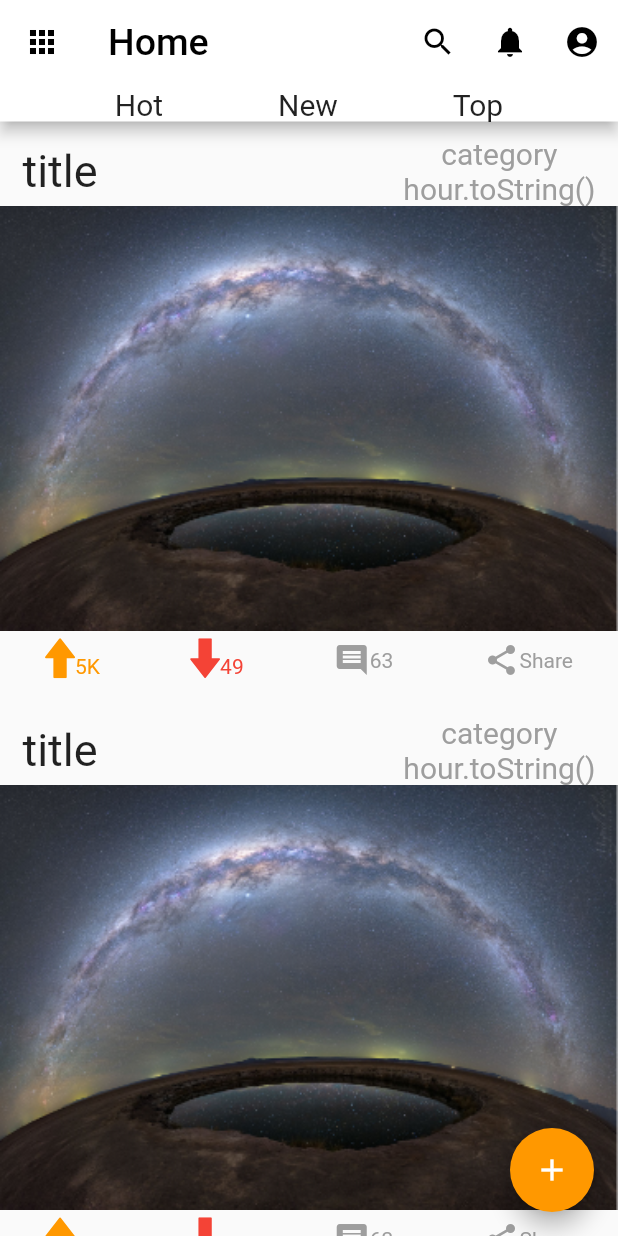
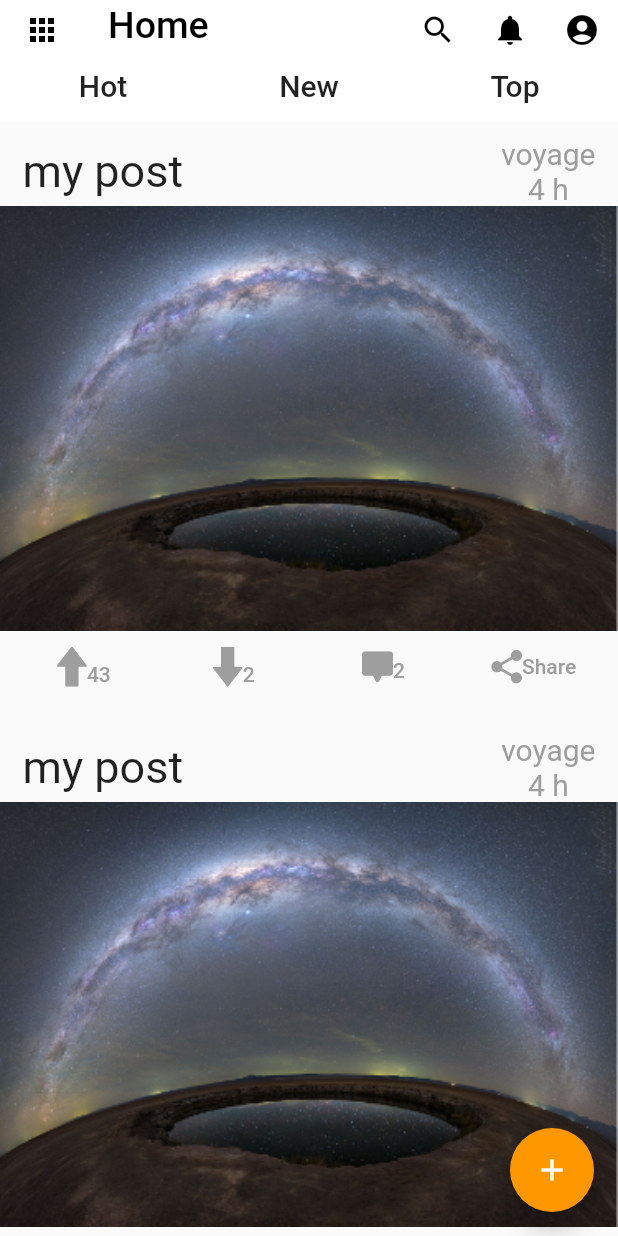
Before and after one commit to TeamInspireMe/InspireMe-Cli, a Flutter app: the Home screen opened directly, on a phone screen of 412 x 824 dp. Run offline on Flutter 3.47's test engine with Material 2 defaults, Android fonts, the phone set to English and light mode, and no system bars; our stand-ins replace flutter_svg.

Commit message:
front for like/dislike buttons

```diff
--- a/inspire_me/lib/category.dart
+++ b/inspire_me/lib/category.dart
@@ -1,22 +1,29 @@
+import 'package:flutter/foundation.dart';
 import 'package:flutter/material.dart';
+class Category extends StatefulWidget {
+  String name;
+  Category({this.name});
 
-class Category extends StatefulWidget {
   @override
   _CategoryState createState() => _CategoryState();
 }
 
 class _CategoryState extends State<Category> {
   bool pressed = false;
-  String name;
-  @override
   Widget build(BuildContext context) {
-    return GestureDetector(
-      onTap: () {
-        print(name);
-      },
-      child: Text(
-        name,
-        style: TextStyle(fontSize: 20),
-      ));
+    return FlatButton(
+        color:  pressed ?Colors.red:null,
+        onPressed: () {
+          print('${widget.name}');
+          if(pressed==false){
+            pressed = true;
+          }else if(pressed == true){
+              pressed = false;
+          }
+        },
+        child: Text(
+          '${widget.name}',
+          style: TextStyle(fontSize: 20),
+        ));
   }
 }
--- a/inspire_me/lib/home.dart
+++ b/inspire_me/lib/home.dart
@@ -2,82 +2,88 @@ import 'package:flutter/material.dart';
 import './category.dart';
 import './post.dart';
 
-class Home extends StatelessWidget{
+class Home extends StatefulWidget {
+  @override
+  _HomeState createState() => _HomeState();
+}
+
+class _HomeState extends State<Home> {
   @override
   Widget build(BuildContext context) {
     return Scaffold(
       appBar: AppBar(
-        leading:  IconButton(
+        leading: IconButton(
           icon: const Icon(Icons.apps),
           //tooltip: 'Next page',
-          onPressed: () {
-
-          },
+          onPressed: () {},
           color: Colors.black,
         ),
-        title: Text(
-          'Home',
-          style: TextStyle(color: Colors.black, fontSize: 25)
-          ),
+        title:
+            Text('Home', style: TextStyle(color: Colors.black, fontSize: 25)),
         actions: <Widget>[
           IconButton(
             icon: const Icon(Icons.search),
             //tooltip: 'Next page',
-          onPressed: () {
-
-          },
+            onPressed: () {},
             color: Colors.black,
-        ),IconButton(
+          ),
+          IconButton(
             icon: const Icon(Icons.notifications),
             //tooltip: 'Next page',
-          onPressed: () {
-
-          },
+            onPressed: () {},
             color: Colors.black,
           ),
           IconButton(
             icon: const Icon(Icons.account_circle),
             //tooltip: 'Next page',
-          onPressed: () {
-
-          },
+            onPressed: () {},
             color: Colors.black,
           ),
-
         ],
         backgroundColor: Colors.white,
         bottom: PreferredSize(
             child: Row(
               mainAxisAlignment: MainAxisAlignment.spaceEvenly,
               children: <Widget>[
-              GestureDetector(
-                onTap: (){print('Hot');},
-                child: Text('Hot',style: TextStyle(fontSize:20),)),
-              GestureDetector(
-                onTap: (){print('New');},
-                child: Text('New',style: TextStyle(fontSize:20),)),
-              GestureDetector(
-                onTap: (){print('Top');},
-                child: Text('Top',style: TextStyle(fontSize:20),)),
+                Expanded(
+                  flex: 1,
+                  child: ClipRRect(
+                    borderRadius:
+                        BorderRadius.only(topRight: Radius.circular(16)),
+                    child: Category(name: 'Hot'),
+                  ),
+                ),
+                Expanded(
+                  flex: 1,
+                  child: ClipRRect(
+                    borderRadius:
+                        BorderRadius.only(topRight: Radius.circular(16),topLeft: Radius.circular(16)),
+                    child: Category(name: 'New'),
+                  ),
+                ),
+                Expanded(
+                  flex: 1,
+                  child: ClipRRect(
+                    borderRadius:
+                        BorderRadius.only(topLeft: Radius.circular(16)),
+                    child: Category(name: 'Top'),
+                  ),
+                ),
               ],
             ),
             preferredSize: Size.fromHeight(25.0)),
+        elevation: 0.0,
       ),
       body: Container(
           child: ListView(
-          children: <Widget>[
-            Post(),
-            Post()
-          ],
-        )
-      ),
+        children: <Widget>[Post(), Post()],
+      )),
       floatingActionButton: FloatingActionButton(
           backgroundColor: Colors.orange,
-        onPressed: (){
+          onPressed: () {
             print('add');
           },
-        child: Icon(Icons.add)
-      ),
+          child: Icon(Icons.add)),
     );
   }
 }
--- a/inspire_me/lib/post.dart
+++ b/inspire_me/lib/post.dart
@@ -1,70 +1,127 @@
 import 'package:flutter/material.dart';
 import 'package:flutter_svg/flutter_svg.dart';
 
-class Post extends StatelessWidget {
-  /*String title='my post';
-  int hour=4;
-  int likes=43;
-  int dislikes=2;
-  List<String> comments=['très bien','merveilleux'];
+class Post extends StatefulWidget {
+  @override
+  _PostState createState() => _PostState();
+}
+
+class _PostState extends State<Post> {
+  String title = 'my post';
+  int hour = 4;
+  int likes = 43;
+  int dislikes = 2;
+  List<String> comments = ['très bien', 'merveilleux'];
   String url;
-  String category='voyage';*/
+  String category = 'voyage';
+  bool liked = false;
+  bool disliked = false;
   @override
   Widget build(BuildContext context) {
     return Container(
-        margin: EdgeInsets.symmetric(vertical:10.0),
+      margin: EdgeInsets.symmetric(vertical: 10.0),
       child: Column(
         children: <Widget>[
           Padding(
-              padding:  EdgeInsets.symmetric(horizontal:15.0),
+            padding: EdgeInsets.symmetric(horizontal: 15.0),
             child: Row(
               mainAxisAlignment: MainAxisAlignment.spaceBetween,
               children: <Widget>[
-                  Text('title',style:TextStyle(fontSize:30.0)),
+                Text('$title', style: TextStyle(fontSize: 30.0)),
                 Column(
                   children: <Widget>[
-                      Text('category',style:TextStyle(fontSize:20.0,color: Colors.grey)),
-                      Text('hour.toString()',style:TextStyle(fontSize:20.0,color: Colors.grey)),
+                    Text('$category',
+                        style: TextStyle(fontSize: 20.0, color: Colors.grey)),
+                    Text('$hour h',
+                        style: TextStyle(fontSize: 20.0, color: Colors.grey)),
                   ],
                 ),
               ],
             ),
           ),
-            Image.asset('assets/post1.png', width: double.infinity,fit: BoxFit.cover),
-            Padding(
-              padding: EdgeInsets.symmetric(vertical:5.0),
+          Image.asset('assets/post1.png',
+              width: double.infinity, fit: BoxFit.cover),
+          Row(
+            mainAxisAlignment: MainAxisAlignment.spaceEvenly,
+            crossAxisAlignment: CrossAxisAlignment.end,
+            children: <Widget>[
+              FlatButton(
+                onPressed: () {
+                  if (liked == false) {
+                    setState(() {
+                      liked = true;
+                    });
+                  } else if (liked == true) {
+                    setState(() {
+                      liked = false;
+                    });
+                  }
+                },
                 child: Row(
-                mainAxisAlignment: MainAxisAlignment.spaceAround,
-                crossAxisAlignment : CrossAxisAlignment.end,
+                  crossAxisAlignment: CrossAxisAlignment.end,
                   children: <Widget>[
-                  Row(
-                    crossAxisAlignment : CrossAxisAlignment.end,
-                    children: <Widget>[
-                      SvgPicture.asset('icons/uparrow.svg',color: Colors.orange,),
-                      Text('5K',style: TextStyle(color:Colors.orange))
+                    SvgPicture.asset(
+                      'icons/uparrow.svg',
+                      color: liked ? Colors.orange : Colors.grey,
+                    ),
+                    Text('$likes',
+                        style: TextStyle(
+                            color: liked ? Colors.orange : Colors.grey))
                   ],
                 ),
-                  Row(
-                    crossAxisAlignment : CrossAxisAlignment.end,
+              ),
+              FlatButton(
+                onPressed: () {
+                  if (disliked == false) {
+                    setState(() {
+                      disliked = true;
+                    });
+                  } else if (disliked == true) {
+                    setState(() {
+                      disliked = false;
+                    });
+                  }
+                },
+                child: Row(
+                  crossAxisAlignment: CrossAxisAlignment.end,
                   children: <Widget>[
-                      SvgPicture.asset('icons/downarrow.svg',color: Colors.red,),
-                      Text('49',style: TextStyle(color:Colors.red))
+                    SvgPicture.asset(
+                      'icons/downarrow.svg',
+                      color: disliked ? Colors.red : Colors.grey,
+                    ),
+                    Text('$dislikes',
+                        style: TextStyle(
+                            color: disliked ? Colors.red : Colors.grey))
                   ],
                 ),
-                  Row(
+              ),
+              FlatButton(
+                onPressed: () {},
+                child: Row(
+                  crossAxisAlignment: CrossAxisAlignment.end,
                   children: <Widget>[
-                      Icon(Icons.comment,color: Colors.grey,),
-                      Text('63',style: TextStyle(color:Colors.grey))
+                     SvgPicture.asset(
+                      'icons/comment.svg',
+                       color: Colors.grey,
+                    ),
+                    Text('${comments.length}',
+                        style: TextStyle(color: Colors.grey))
                   ],
                 ),
-                  Row(
+              ),
+              FlatButton(
+                onPressed: () {},
+                child: Row(
                   children: <Widget>[
-                      Icon(Icons.share,color: Colors.grey,),
-                      Text('Share',style: TextStyle(color:Colors.grey))
+                     SvgPicture.asset(
+                      'icons/share.svg',
+                      color: Colors.grey,
+                    ),
+                    Text('Share', style: TextStyle(color: Colors.grey))
                   ],
                 ),
+              ),
             ],
-              ),
           ),
         ],
       ),
```
Also changed, not shown: inspire_me/icons/comment.svg (added), inspire_me/icons/share.svg (added). Lines whose indentation alone changed are shown as unchanged.
